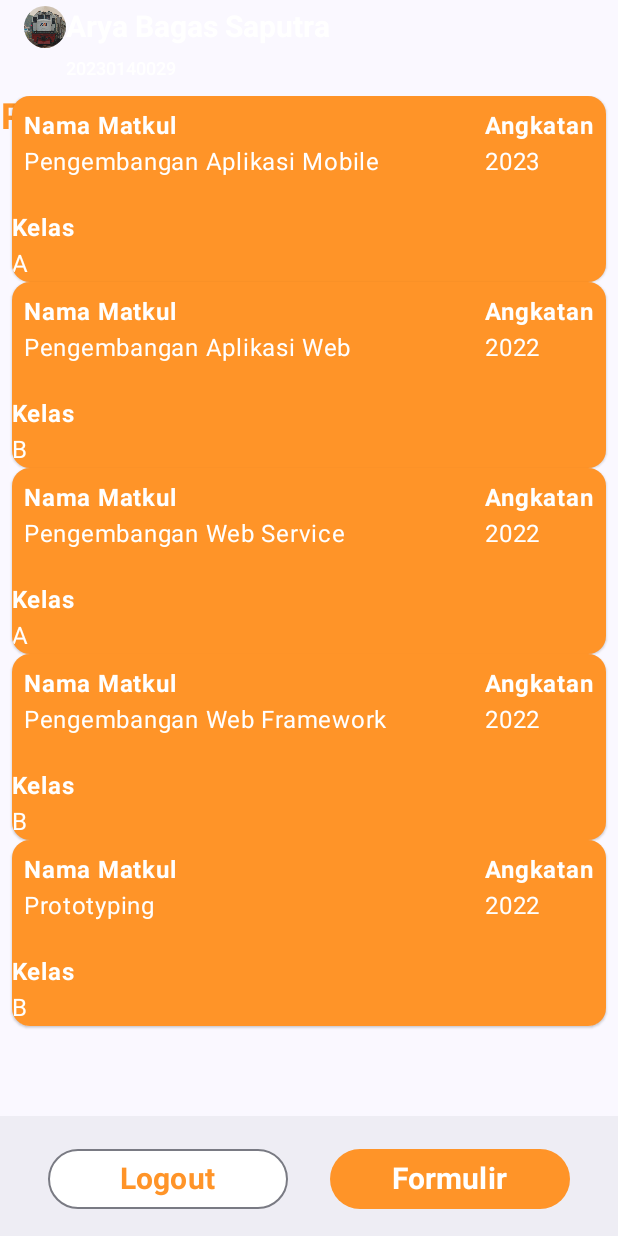
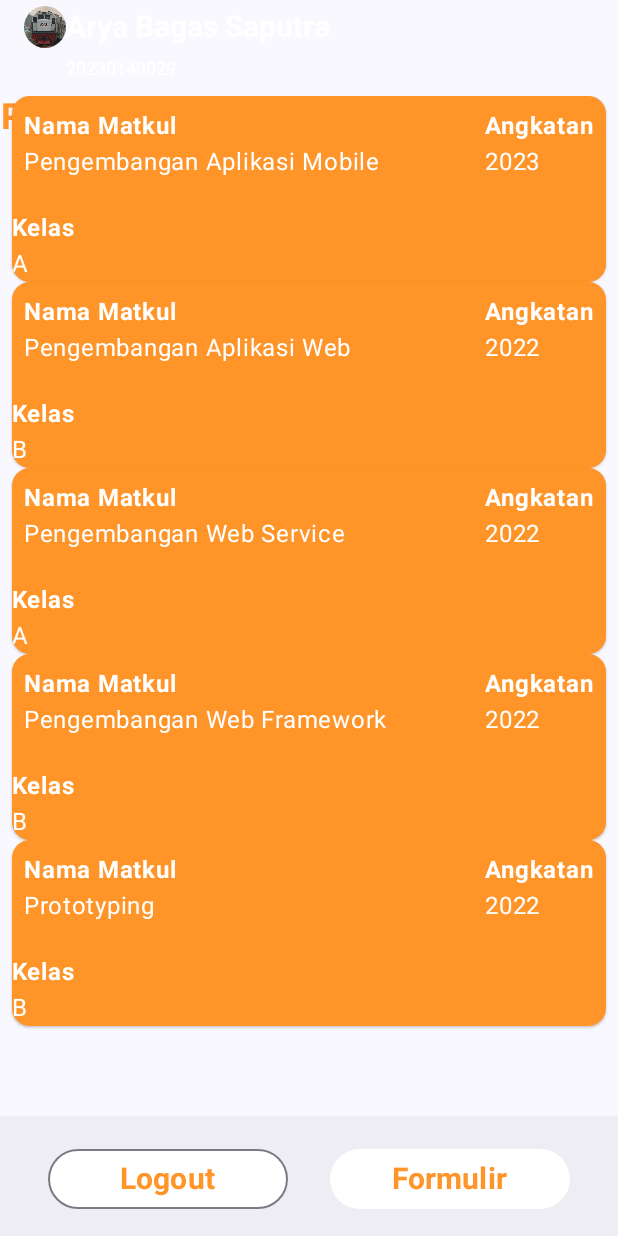
Before and after one commit to Puong206/UCP1_029, an Android app built with Jetpack Compose: the ProfilPage screen opened through its navigation route, on a phone screen of 412 x 824 dp. Run offline under Robolectric (Android 15) with nearby library versions, the phone set to English and light mode, and no system bars.

Commit message:
Memperbaiki warna Button Login agar lebih terlihat

```diff
--- a/app/src/main/java/com/example/ucp1/view/Login.kt
+++ b/app/src/main/java/com/example/ucp1/view/Login.kt
@@ -191,8 +191,8 @@ fun LoginPage(
                 Button(
                     enabled = checked,
                     colors = ButtonDefaults.buttonColors(
-                        containerColor = colorResource(R.color.orange),
-                        contentColor = Color.White
+                        containerColor = Color.White,
+                        contentColor = colorResource(R.color.orange)
                     ),
                     onClick = onStartButtonClick,
                     modifier = Modifier.width(240.dp)
--- a/app/src/main/java/com/example/ucp1/view/Profil.kt
+++ b/app/src/main/java/com/example/ucp1/view/Profil.kt
@@ -126,7 +126,7 @@ fun ProfilPage (
                                 containerColor = Color.White,
                                 contentColor = colorResource(R.color.orange)
                             ),
-                            onClick = {onLogoutButtonClick},
+                            onClick = onLogoutButtonClick,
                             modifier = Modifier.width(160.dp),
                         ) {
                             Text(
@@ -137,10 +137,10 @@ fun ProfilPage (
                         }
                         Button(
                             colors = ButtonDefaults.buttonColors(
-                                containerColor = colorResource(R.color.orange),
-                                contentColor = Color.White
+                                containerColor = Color.White,
+                                contentColor = colorResource(R.color.orange)
                             ),
-                            onClick = {onFormButtonClick},
+                            onClick = onFormButtonClick,
                             modifier = Modifier.width(160.dp),
                         ) {
                             Text(
```
